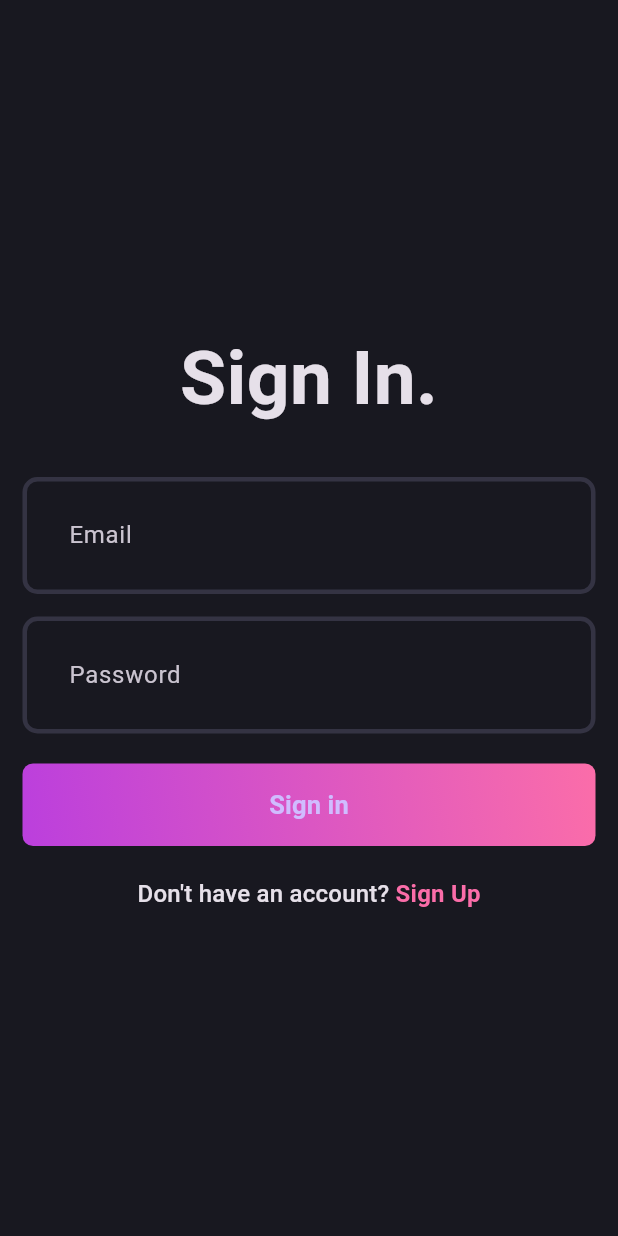
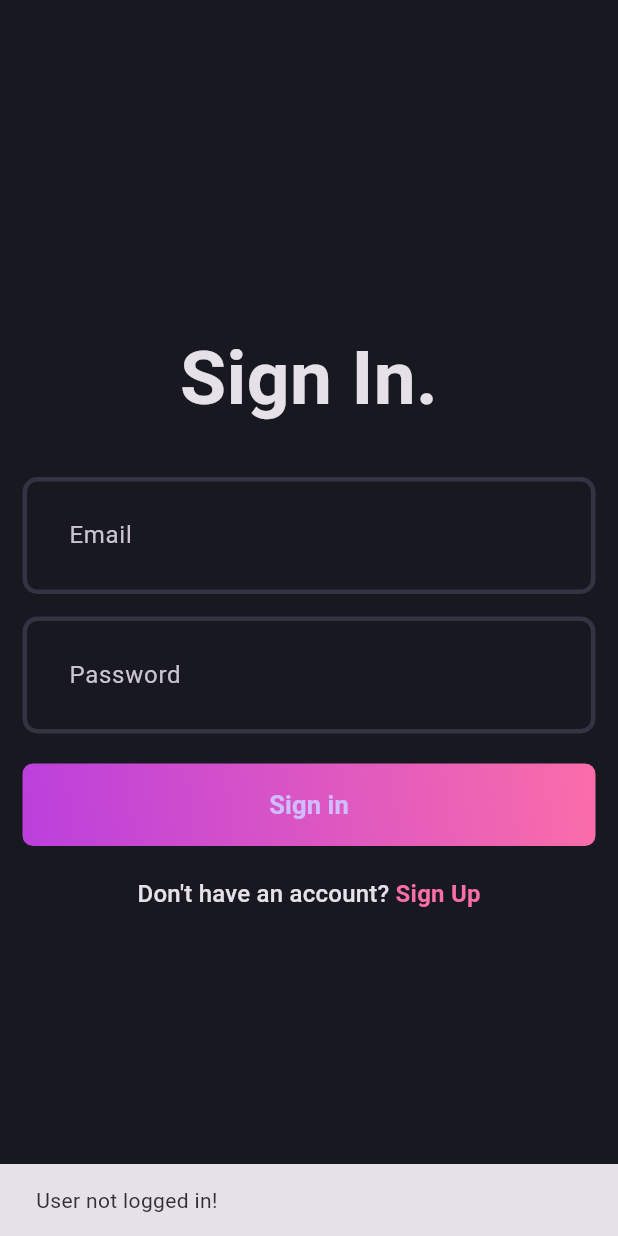
Before and after one commit to imdanishk/flutter_bloc_clean_architecture_blog_app, a Flutter app: the first screen one second after launch, on a phone screen of 412 x 824 dp. Run offline on Flutter 3.47's test engine with Material 3 defaults, Android fonts, the light colour scheme and no system bars; our stand-ins replace flutter_bloc, fpdart, get_it, supabase_flutter; accounts and stored records are empty.

Commit message:
Get current user data and check user logged in or not

```diff
--- a/lib/features/auth/data/models/user_model.dart
+++ b/lib/features/auth/data/models/user_model.dart
@@ -7,6 +7,7 @@ class UserModel extends User {
     required super.name,
   });
 
+  // Factory constructor to create a UserModel instance from a JSON map.
   factory UserModel.fromJson(Map<String, dynamic> map) {
     return UserModel(
       id: map['id'] ?? '',
@@ -15,6 +16,7 @@ class UserModel extends User {
     );
   }
 
+  // Method to create a copy of the current UserModel with optional new values.
   UserModel copyWith({
     String? id,
     String? email,
--- a/lib/features/auth/data/repositories/auth_repository_impl.dart
+++ b/lib/features/auth/data/repositories/auth_repository_impl.dart
@@ -5,6 +5,7 @@ import '../../../../core/error/failures.dart';
 import '../../domain/entities/user.dart';
 import '../../domain/repository/auth_repository.dart';
 import '../datasources/auth_remote_data_source.dart';
+import '../models/user_model.dart';
 
 /// Here, also we cannot create AuthRemoteDataSource like this:
 /// final AuthRemoteDataSource authRemoteDataSource = AuthRemoteDataSourceImpl(supabaseClient);
@@ -36,6 +37,19 @@ class AuthRepositoryImpl implements AuthRepository {
     );
   }
 
+  @override
+  Future<Either<Failure, User>> loginWithEmailPassword({
+    required String email,
+    required String password,
+  }) async {
+    return _getUser(
+      () async => await remoteDataSource.loginWithEmailPassword(
+        email: email,
+        password: password,
+      ),
+    );
+  }
+
   Future<Either<Failure, User>> _getUser(
     Future<User> Function() fn,
   ) async {
@@ -52,15 +66,31 @@ class AuthRepositoryImpl implements AuthRepository {
   }
 
   @override
-  Future<Either<Failure, User>> loginWithEmailPassword({
-    required String email,
-    required String password,
-  }) async {
-    return _getUser(
-      () async => await remoteDataSource.loginWithEmailPassword(
-        email: email,
-        password: password,
-      ),
-    );
+  Future<Either<Failure, User>> currentUser() async {
+    try {
+      // if (!await (connectionChecker.isConnected)) {
+      final session = remoteDataSource.currentUserSession;
+
+      if (session == null) {
+        return left(Failure('User not logged in!'));
+      }
+
+      return right(
+        UserModel(
+          id: session.user.id,
+          email: session.user.email ?? '',
+          name: '',
+        ),
+      );
+      // }
+      final user = await remoteDataSource.getCurrentUserData();
+      if (user == null) {
+        return left(Failure('User not logged in!'));
+      }
+
+      return right(user);
+    } on ServerException catch (e) {
+      return left(Failure(e.message));
+    }
   }
 }
--- a/lib/features/auth/domain/repository/auth_repository.dart
+++ b/lib/features/auth/domain/repository/auth_repository.dart
@@ -13,4 +13,6 @@ abstract interface class AuthRepository {
     required String email,
     required String password,
   });
+
+  Future<Either<Failure, User>> currentUser();
 }
--- /dev/null
+++ b/lib/features/auth/domain/usecases/current_user.dart
@@ -0,0 +1,16 @@
+import 'package:fpdart/fpdart.dart';
+
+import '../../../../core/error/failures.dart';
+import '../../../../core/usecase/usecase.dart';
+import '../entities/user.dart';
+import '../repository/auth_repository.dart';
+
+class CurrentUser implements UseCase<User, NoParams> {
+  final AuthRepository authRepository;
+  CurrentUser(this.authRepository);
+
+  @override
+  Future<Either<Failure, User>> call(NoParams params) async {
+    return await authRepository.currentUser();
+  }
+}
--- a/lib/features/auth/presentation/bloc/auth_bloc.dart
+++ b/lib/features/auth/presentation/bloc/auth_bloc.dart
@@ -1,7 +1,9 @@
 import 'package:flutter/material.dart';
 import 'package:flutter_bloc/flutter_bloc.dart';
 
+import '../../../../core/usecase/usecase.dart';
 import '../../domain/entities/user.dart';
+import '../../domain/usecases/current_user.dart';
 import '../../domain/usecases/user_login.dart';
 import '../../domain/usecases/user_sign_up.dart';
 
@@ -11,15 +13,19 @@ part 'auth_state.dart';
 class AuthBloc extends Bloc<AuthEvent, AuthState> {
   final UserSignUp _userSignUp;
   final UserLogin _userLogin;
+  final CurrentUser _currentUser;
   AuthBloc({
     required UserSignUp userSignUp,
     required UserLogin userLogin,
+    required CurrentUser currentUser,
   })  : _userSignUp = userSignUp, // this is called an initializer list
         _userLogin = userLogin,
+        _currentUser = currentUser,
         super(AuthInitial()) {
     on<AuthEvent>((_, emit) => emit(AuthLoading()));
     on<AuthSignUp>(_onAuthSignUp);
     on<AuthLogin>(_onAuthLogin);
+    on<AuthIsUserLoggedIn>(_isUserLoggedIn);
   }
 
   void _onAuthSignUp(
@@ -61,6 +67,18 @@ class AuthBloc extends Bloc<AuthEvent, AuthState> {
     );
   }
 
+  void _isUserLoggedIn(
+    AuthIsUserLoggedIn event,
+    Emitter<AuthState> emit,
+  ) async {
+    final res = await _currentUser(NoParams());
+
+    res.fold(
+      (l) => emit(AuthFailure(l.message)),
+      (r) => _emitAuthSuccess(r, emit),
+    );
+  }
+
   void _emitAuthSuccess(
     User user,
     Emitter<AuthState> emit,
--- a/lib/features/auth/presentation/bloc/auth_event.dart
+++ b/lib/features/auth/presentation/bloc/auth_event.dart
@@ -24,3 +24,5 @@ final class AuthLogin extends AuthEvent {
     required this.password,
   });
 }
+
+final class AuthIsUserLoggedIn extends AuthEvent {}
--- a/lib/main.dart
+++ b/lib/main.dart
@@ -29,8 +29,19 @@ void main() async {
   );
 }
 
-class MyApp extends StatelessWidget {
+class MyApp extends StatefulWidget {
   const MyApp({super.key});
+
+  @override
+  State<MyApp> createState() => _MyAppState();
+}
+
+class _MyAppState extends State<MyApp> {
+  @override
+  void initState() {
+    super.initState();
+    context.read<AuthBloc>().add(AuthIsUserLoggedIn());
+  }
 
   @override
   Widget build(BuildContext context) {
```
Also changed, not shown: lib/features/auth/data/datasources/auth_remote_data_source.dart (+23 -22 lines), lib/init_dependencies.dart (+7 -0 lines).
